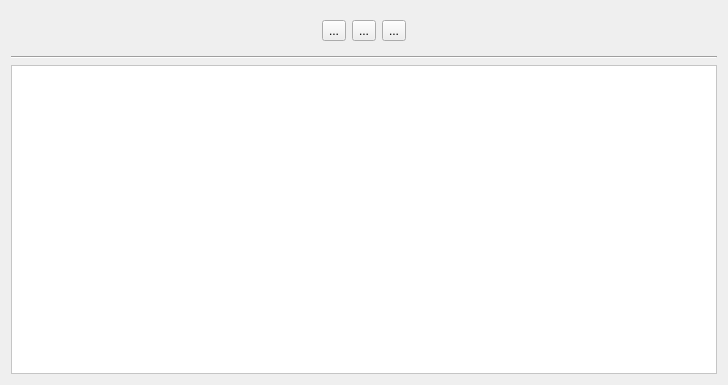
This is src/modelview.ui in medaminbl97/qt3drendrer as Qt 5 draws it before an edit. The edited form follows.
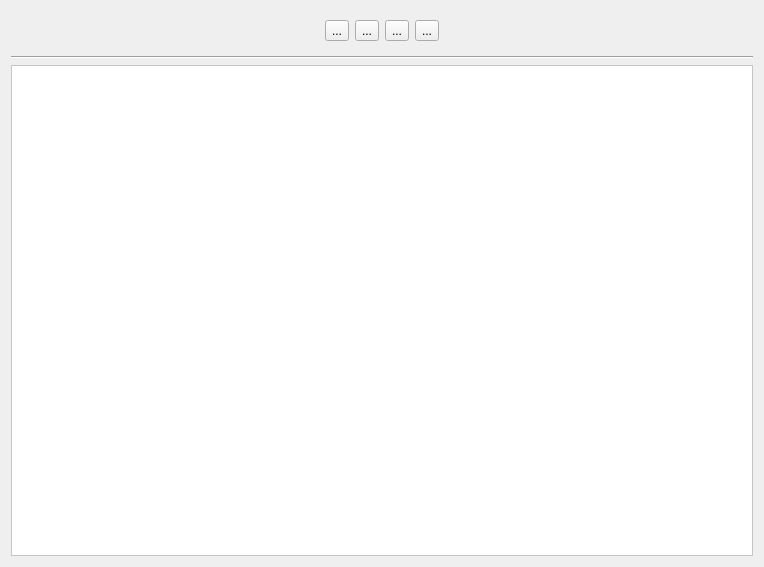
This is the edited form.

```diff
--- a/src/modelview.ui
+++ b/src/modelview.ui
@@ -6,8 +6,8 @@
    <rect>
     <x>0</x>
     <y>0</y>
-    <width>728</width>
-    <height>385</height>
+    <width>764</width>
+    <height>567</height>
    </rect>
   </property>
   <property name="windowTitle">
@@ -35,6 +35,15 @@
         <property name="text">
          <string>...</string>
         </property>
+        <property name="iconSize">
+         <size>
+          <width>50</width>
+          <height>50</height>
+         </size>
+        </property>
+        <property name="checkable">
+         <bool>true</bool>
+        </property>
        </widget>
       </item>
       <item>
@@ -42,12 +51,49 @@
         <property name="text">
          <string>...</string>
         </property>
+        <property name="iconSize">
+         <size>
+          <width>50</width>
+          <height>50</height>
+         </size>
+        </property>
+        <property name="checkable">
+         <bool>true</bool>
+        </property>
        </widget>
       </item>
       <item>
        <widget class="QToolButton" name="rxBtn">
         <property name="text">
          <string>...</string>
+        </property>
+        <property name="iconSize">
+         <size>
+          <width>50</width>
+          <height>50</height>
+         </size>
+        </property>
+        <property name="checkable">
+         <bool>true</bool>
+        </property>
+       </widget>
+      </item>
+      <item>
+       <widget class="QToolButton" name="colorBtn">
+        <property name="text">
+         <string>...</string>
+        </property>
+        <property name="iconSize">
+         <size>
+          <width>50</width>
+          <height>50</height>
+         </size>
+        </property>
+        <property name="checkable">
+         <bool>false</bool>
+        </property>
+        <property name="checked">
+         <bool>false</bool>
         </property>
        </widget>
       </item>
```
